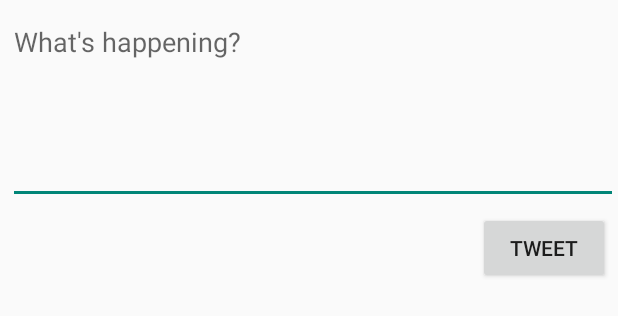
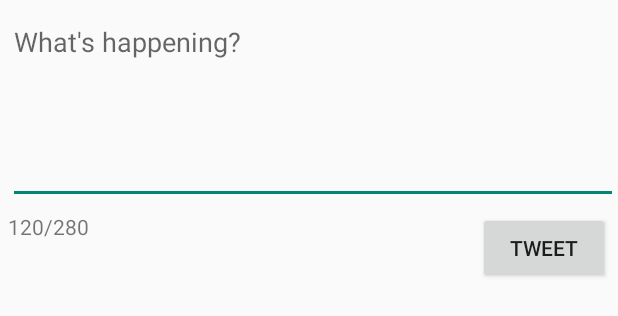
Before and after one commit to mlapresta/Android_SimpleTweet, an Android app: the layout activity_compose.xml on its own in the app's theme, with its tools: preview values and no code run, on a phone screen of 412 x 824 dp. Shown: the top 316 px of the screen. Run offline under Robolectric (Android 15) with nearby library versions, the phone set to English and light mode, and no system bars.

Commit message:
Add character count for user text

```diff
--- a/app/src/main/java/com/codepath/apps/restclienttemplate/TwitterClient.java
+++ b/app/src/main/java/com/codepath/apps/restclienttemplate/TwitterClient.java
@@ -55,7 +55,7 @@ public class TwitterClient extends OAuthBaseClient {
 	}
 
 	public void getNextPageOfTweets(JsonHttpResponseHandler handler, long maxId) {
-		String apiUrl = getApiUrl("/statuses/home_timeline.json");
+		String apiUrl = getApiUrl("statuses/home_timeline.json");
 		// Can specify query string params directly or through RequestParams.
 		RequestParams params = new RequestParams();
 		params.put("count", "25");
@@ -65,7 +65,7 @@ public class TwitterClient extends OAuthBaseClient {
 	}
 
 	public void publishTweet(String tweetContent, JsonHttpResponseHandler handler) {
-		String apiUrl = getApiUrl("/statuses/update.json");
+		String apiUrl = getApiUrl("statuses/update.json");
 		// Can specify query string params directly or through RequestParams.
 		RequestParams params = new RequestParams();
 		params.put("status", tweetContent);
--- a/app/src/main/res/layout/activity_compose.xml
+++ b/app/src/main/res/layout/activity_compose.xml
@@ -21,6 +21,16 @@
         android:inputType="textMultiLine"
         android:minLines="5" />
 
+    <TextView
+        android:id="@+id/txtCharCount"
+        android:layout_width="80dp"
+        android:layout_height="20dp"
+        android:layout_below="@+id/etCompose"
+        android:layout_alignParentStart="true"
+        android:layout_marginStart="5dp"
+        android:layout_marginTop="5dp"
+        tools:text="120/280" />
+
     <Button
         android:id="@+id/btnTweet"
         android:layout_width="wrap_content"
```
Also changed, not shown: app/src/main/java/com/codepath/apps/restclienttemplate/ComposeActivity.java (+23 -0 lines).
